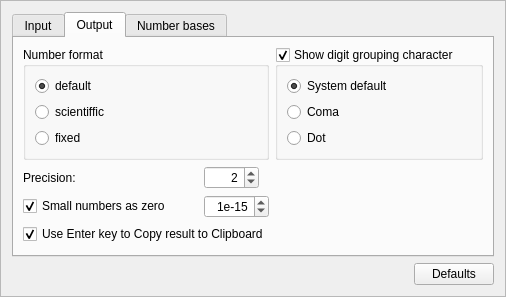
The window that ui/OptionsWidget.ui (jgeudens/MathyResurrected) describes before a commit, drawn with Qt 5.
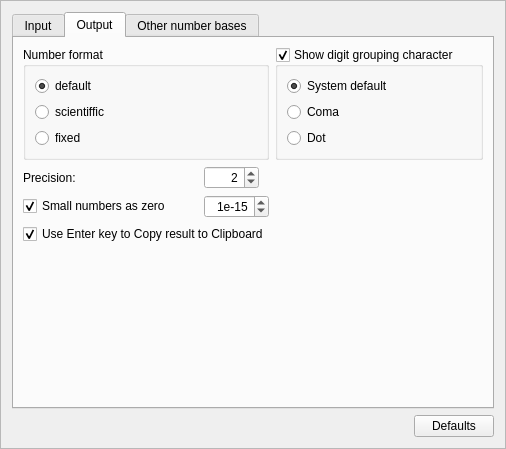
The same window after the commit. The open tabs and pages were chosen to show the change.

Commit message: Added mor digits to precision control on OptionsWidget

Diff of the .ui file:
```diff
--- a/ui/OptionsWidget.ui
+++ b/ui/OptionsWidget.ui
@@ -8,7 +8,7 @@
     <x>0</x>
     <y>0</y>
     <width>455</width>
-    <height>273</height>
+    <height>449</height>
    </rect>
   </property>
   <property name="windowTitle">
@@ -400,7 +400,7 @@
      </widget>
      <widget class="QWidget" name="tab_3">
       <attribute name="title">
-       <string>Number bases</string>
+       <string>Other number bases</string>
       </attribute>
       <layout class="QVBoxLayout" name="verticalLayout_3">
        <item>
```
Left out of the diff: 6 changed lines with no effect on the pictures.
